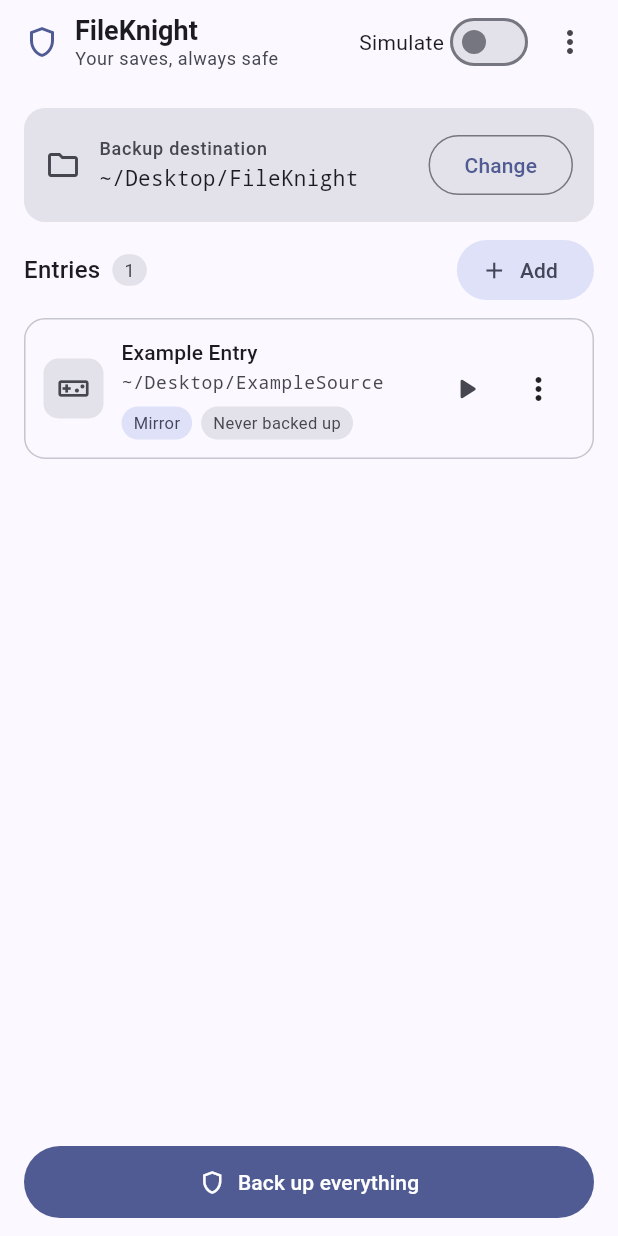
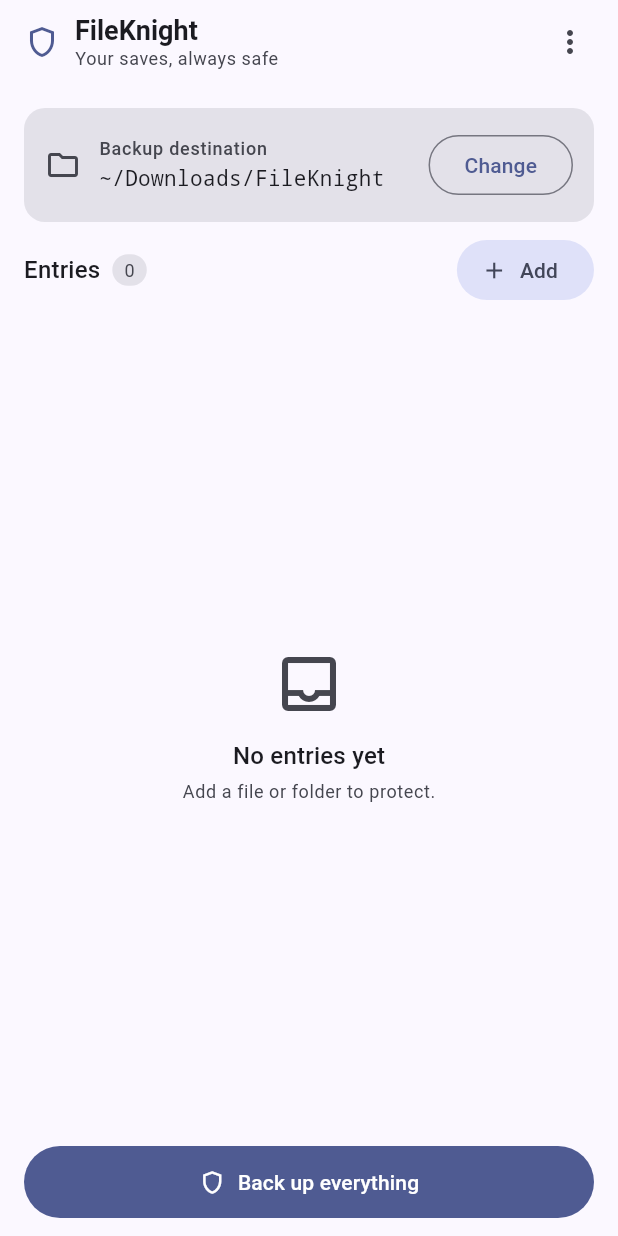
Before and after one commit to jonathaxs/fileknight, a Flutter app: the screen it shows after launch, on a phone screen of 412 x 824 dp. Run offline on Flutter 3.47's test engine with Material 3 defaults, Android fonts, the phone set to English and light mode, and no system bars; our stand-ins replace package_info_plus; missing offline and left inert: launch_at_startup, tray_manager, window_manager; statements that could not run were skipped.

Commit message:
feat: removido modo simular e ajustado padroes do primeiro uso

```diff
--- a/fileknight_flutter/lib/src/app/app_controller.dart
+++ b/fileknight_flutter/lib/src/app/app_controller.dart
@@ -175,6 +175,9 @@ class AppController extends ChangeNotifier {
       return tr('no_destination');
     }
     final entries = config.validEntries();
+    if (entries.isEmpty) {
+      return tr('no_entries');
+    }
     for (final entry in entries) {
       _errors.remove(entry.name);
       _progress[entry.name] = 0;
--- a/fileknight_flutter/lib/src/app/home_screen.dart
+++ b/fileknight_flutter/lib/src/app/home_screen.dart
@@ -48,13 +48,6 @@ class HomeScreen extends StatelessWidget {
           ],
         ),
         actions: [
-          Text(controller.tr('label_simulate'), style: theme.textTheme.bodyMedium),
-          Switch(
-            value: controller.config.dryRun,
-            onChanged: (value) {
-              controller.setDryRun(value);
-            },
-          ),
           PopupMenuButton<String>(
             onSelected: (value) {
               switch (value) {
@@ -367,7 +360,6 @@ class HomeScreen extends StatelessWidget {
   }
 
   Future<void> _runAll(BuildContext context) async {
-    if (!controller.config.dryRun) {
     final hasMirror = controller.config
         .validEntries()
         .any((e) => e.mode == BackupMode.mirror);
@@ -390,7 +382,6 @@ class HomeScreen extends StatelessWidget {
         ),
       );
       if (confirmed != true) return;
-      }
     }
     final message = await controller.runAll();
     if (!context.mounted) return;
--- a/fileknight_flutter/lib/src/core/i18n.dart
+++ b/fileknight_flutter/lib/src/core/i18n.dart
@@ -74,6 +74,7 @@ const Map<String, String> _en = {
   'field_source': 'Source path',
   'field_destination': 'Destination path',
   'no_destination': 'Set a destination first.',
+  'no_entries': 'Add at least one entry first.',
   'done_dry': 'Simulation done',
   'backup_done': 'Backup done: {name}',
   'backup_failed': 'Failed: {name}',
@@ -154,6 +155,7 @@ const Map<String, String> _ptBr = {
   'field_source': 'Caminho de origem',
   'field_destination': 'Caminho de destino',
   'no_destination': 'Defina um destino primeiro.',
+  'no_entries': 'Adicione ao menos uma entrada primeiro.',
   'done_dry': 'Simulação concluída',
   'backup_done': 'Backup concluído: {name}',
   'backup_failed': 'Falhou: {name}',
--- a/fileknight_flutter/lib/src/models/app_config.dart
+++ b/fileknight_flutter/lib/src/models/app_config.dart
@@ -22,7 +22,7 @@ class AppConfig {
     this.themeMode = 'auto',
     this.autoStart = false,
     this.dryRun = false,
-    this.destinationRoot = '~/Desktop/FileKnight',
+    this.destinationRoot = '~/Downloads/FileKnight',
     List<Entry>? entries,
     this.meta,
   }) : entries = entries == null ? <Entry>[] : List<Entry>.of(entries);
@@ -65,14 +65,8 @@ class AppConfig {
         language: 'auto',
         themeMode: 'auto',
         dryRun: false,
-        destinationRoot: '~/Desktop/FileKnight',
-        entries: const [
-          Entry(
-            name: 'Example Entry',
-            source: '~/Desktop/ExampleSource',
-            mode: BackupMode.mirror,
-          ),
-        ],
+        destinationRoot: '~/Downloads/FileKnight',
+        entries: const [],
       );
 
   /// Entradas seguras para backup: nome e origem precisam estar preenchidos.
```
Also changed, not shown: 1 other file. Lines whose indentation alone changed are shown as unchanged.
